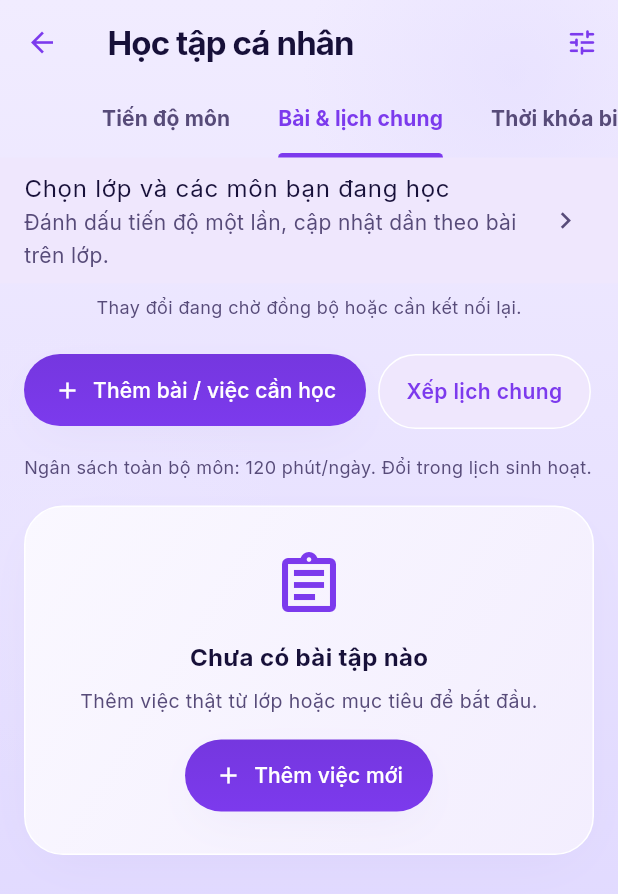
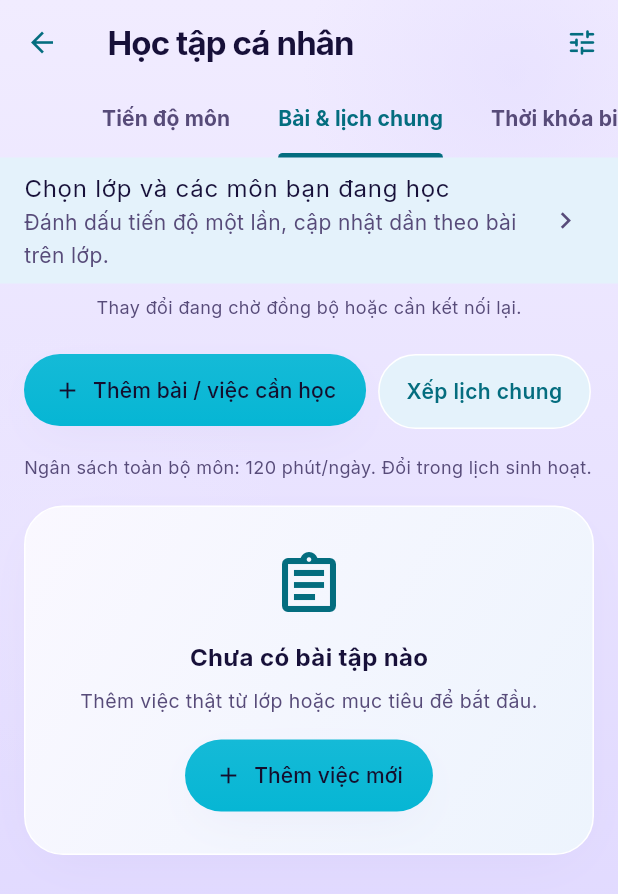
Before and after one commit to loc2406/MochiApp, a Flutter app: the LearningHubScreen screen opened directly, on a phone screen of 412 x 824 dp. Shown: the top 894 px of the screen. Run offline on Flutter 3.47's test engine with Material 3 defaults, Android fonts, the phone set to English and light mode, and no system bars; our stand-ins replace firebase_core, firebase_messaging, flutter_local_notifications, flutter_markdown_plus, image_picker, shared_preferences and 2 more; missing offline and left inert: flutter_math_fork, markdown; accounts and stored records are empty.

Commit message:
add primary color to app

```diff
--- a/02-source/flutter-app/lib/core/models/mochi_models.dart
+++ b/02-source/flutter-app/lib/core/models/mochi_models.dart
@@ -40,7 +40,7 @@ class ProfileModel {
     this.mainGoal = '',
     this.robotName = 'Mochi',
     ColorThemeModel? colorTheme,
-    this.themePreset = 'electricViolet',
+    this.themePreset = 'ocenCyan',
     this.themeMode = 'system',
     this.backgroundPreset = 'lavender',
     this.glassOpacity = 0.85,
--- a/02-source/flutter-app/lib/design/theme/mochi_presets.dart
+++ b/02-source/flutter-app/lib/design/theme/mochi_presets.dart
@@ -3,33 +3,47 @@ import 'package:flutter/material.dart';
 /// Accent presets offered in Settings. The keys match the values stored in the
 /// profile, so switching a preset never migrates data.
 abstract final class MochiPresets {
-  static const Color electricViolet = Color(0xFF7C3AED);
-  static const Color cupertinoBlue = Color(0xFF2563EB);
+  static const Color lightViolet = Color(0xFFc9cffa);
+  static const Color violet = Color(0xFF7C3AED);
+  static const Color lightBlue = Color(0xFFa0dbfa);
+  static const Color blue = Color(0xFF2563EB);
   static const Color neonEmerald = Color(0xFF10B981);
+  static const Color orange = Color(0xFFf2c9c9);
   static const Color cyberAmber = Color(0xFFF59E0B);
   static const Color sunsetCoral = Color(0xFFF43F5E);
   static const Color oceanCyan = Color(0xFF06B6D4);
-
+  static const Color lightPink = Color(0xFFf2bbc9);
+  static const Color pink = Color(0xFFf2a7ca);
 
   static const Map<String, Color> colors = {
-    'electricViolet': electricViolet,
-    'cupertinoBlue': cupertinoBlue,
+    'lightViolet': lightViolet,
+    'violet': violet,
+    'lightBlue': lightBlue,
+    'blue': blue,
+    'oceanCyan': oceanCyan,
     'neonEmerald': neonEmerald,
+    'orange': orange,
     'cyberAmber': cyberAmber,
     'sunsetCoral': sunsetCoral,
-    'oceanCyan': oceanCyan,
+    'lightPink': lightPink,
+    'pink': pink,
   };
 
   static const Map<String, String> labels = {
-    'electricViolet': 'Tím điện',
-    'cupertinoBlue': 'Xanh dương',
-    'neonEmerald': 'Xanh ngọc',
-    'cyberAmber': 'Hổ phách',
-    'sunsetCoral': 'San hô',
+    'lightViolet': 'Tím nhạt',
+    'violet': 'Tím',
+    'lightBlue': 'Xanh nhạt',
+    'blue': 'Xanh',
     'oceanCyan': 'Xanh biển',
+    'neonEmerald': 'Xanh lá',
+    'orange': 'Cam hồng',
+    'cyberAmber': 'Vàng cam',
+    'sunsetCoral': 'Hồng san hô',
+    'lightPink': 'Hồng nhạt',
+    'pink': 'Hồng',
   };
 
-  static const String defaultKey = 'electricViolet';
+  static const String defaultKey = 'oceanCyan';
 
   static Color accentFor(String? key) => colors[key] ?? colors[defaultKey]!;
 
--- a/02-source/flutter-app/lib/design/theme/mochi_theme.dart
+++ b/02-source/flutter-app/lib/design/theme/mochi_theme.dart
@@ -16,7 +16,7 @@ abstract final class MochiTheme {
     Color? accent,
     MochiVisuals visuals = const MochiVisuals(),
   }) => build(
-    accent: accent ?? MochiPresets.electricViolet,
+    accent: accent ?? MochiPresets.violet,
     brightness: Brightness.light,
     visuals: visuals,
   );
@@ -24,7 +24,7 @@ abstract final class MochiTheme {
     Color? accent,
     MochiVisuals visuals = const MochiVisuals(),
   }) => build(
-    accent: accent ?? MochiPresets.electricViolet,
+    accent: accent ?? MochiPresets.violet,
     brightness: Brightness.dark,
     visuals: visuals,
   );
```
Also changed, not shown: 1 other file.
